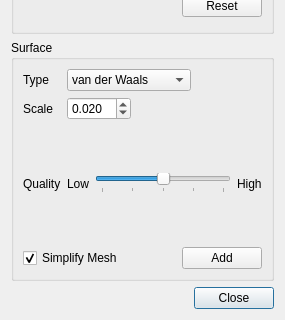
Before: the Qt Designer form src/Configurator/MoleculeConfigurator.ui in nutjunkie/IQmol, drawn with Qt 5; both pictures show x 0 to 285 and y 218 to 538 of the 285 by 538 pixel window.
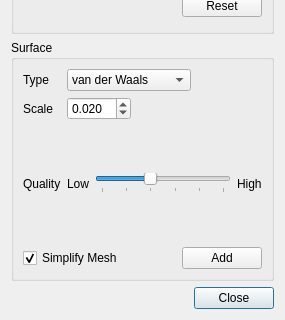
After: the same form once the commit is applied.

Diff of the .ui file:
```diff
--- a/src/Configurator/MoleculeConfigurator.ui
+++ b/src/Configurator/MoleculeConfigurator.ui
@@ -326,7 +326,7 @@
              <number>1</number>
             </property>
             <property name="maximum">
-             <number>5</number>
+             <number>6</number>
             </property>
             <property name="singleStep">
              <number>1</number>
```
